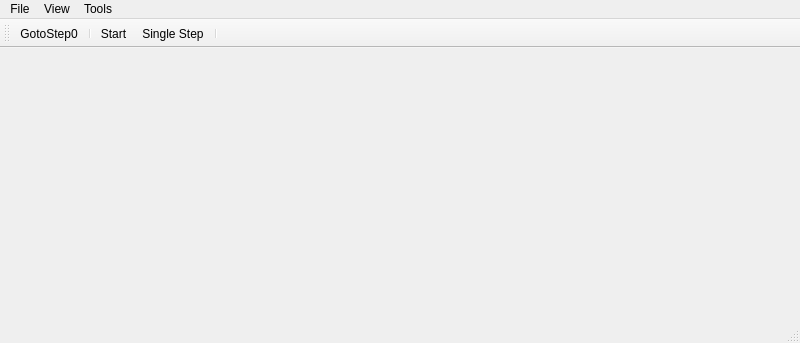
Before: the Qt Designer form gui/windows/mainwindow.ui in igorg520b/icFlow4, drawn with Qt 5.
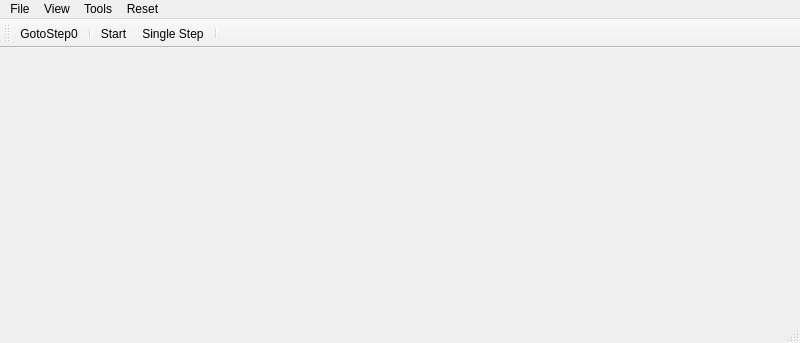
After: the same form once the commit is applied. Icons and pictures are not drawn.

The edit to the form file:
```diff
--- a/gui/windows/mainwindow.ui
+++ b/gui/windows/mainwindow.ui
@@ -48,9 +48,17 @@
     <addaction name="separator"/>
     <addaction name="separator"/>
    </widget>
+   <widget class="QMenu" name="menuReset">
+    <property name="title">
+     <string>Reset</string>
+    </property>
+    <addaction name="actionSetup_1"/>
+    <addaction name="actionSetup_2"/>
+   </widget>
    <addaction name="menuFile"/>
    <addaction name="menuTools"/>
    <addaction name="menuTools_2"/>
+   <addaction name="menuReset"/>
   </widget>
   <widget class="QStatusBar" name="statusbar"/>
   <widget class="QToolBar" name="toolBar">
```
Left out of the diff: 10 changed lines with no effect on the pictures.
